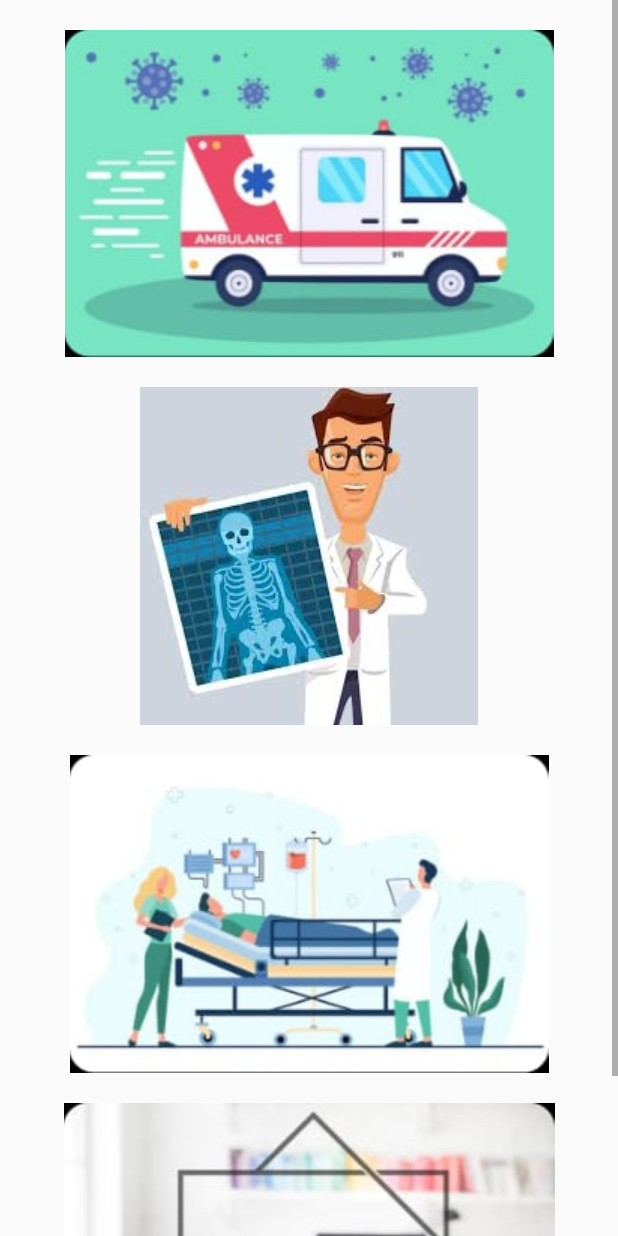
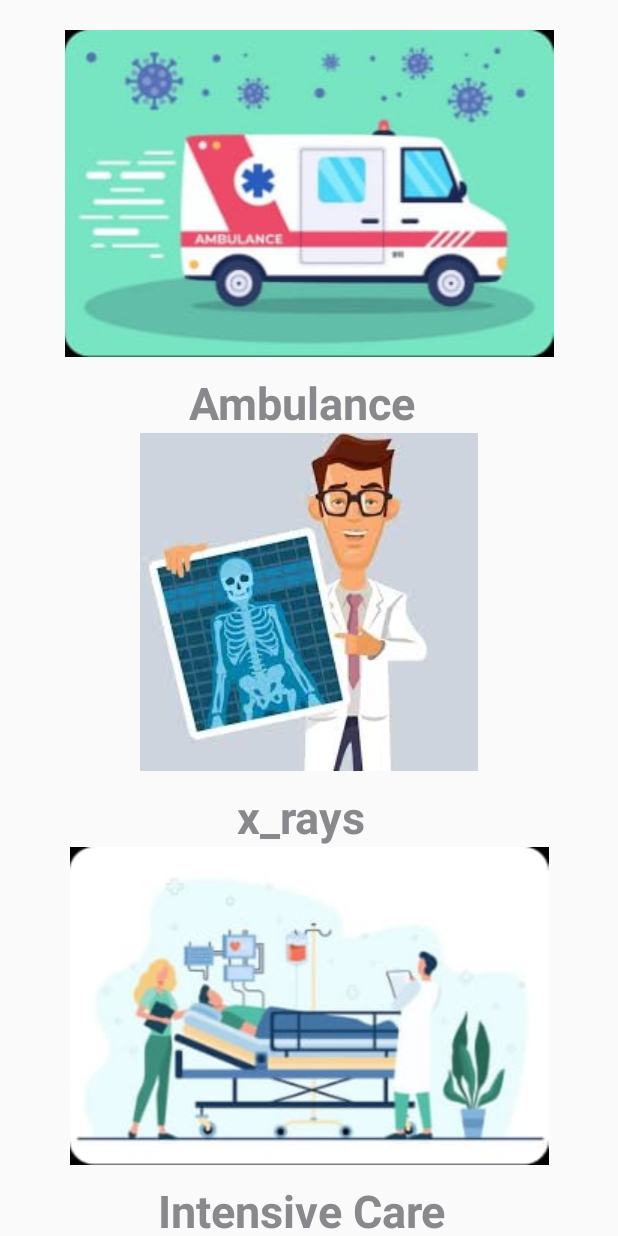
Before and after one commit to sa2961999/hospitality, an Android app: the layout activity_home.xml on its own in the app's theme, with its tools: preview values and no code run, on a phone screen of 412 x 824 dp. Run offline under Robolectric (Android 15) with nearby library versions, the phone set to English and light mode, and no system bars.

```diff
--- a/app/src/main/java/com/example/hospital/user.java
+++ b/app/src/main/java/com/example/hospital/user.java
@@ -3,7 +3,7 @@ package com.example.hospital;
 public class user {
     public String firstname;
     public String lastname;
-     public String addess;
+     public String address;
      public String mobile;
 
     public user() {
@@ -12,7 +12,7 @@ public class user {
     public user(String firstname, String lastname, String mobile, String addess) {
         this.firstname = firstname;
         this.lastname = lastname;
-        this.addess = addess;
+        this.address = addess;
         this.mobile = mobile;
     }
 }
--- a/app/src/main/res/layout/activity_home.xml
+++ b/app/src/main/res/layout/activity_home.xml
@@ -1,43 +1,75 @@
 <?xml version="1.0" encoding="utf-8"?>
-<ScrollView xmlns:android="http://schemas.android.com/apk/res/android"
+<androidx.core.widget.NestedScrollView xmlns:android="http://schemas.android.com/apk/res/android"
     xmlns:app="http://schemas.android.com/apk/res-auto"
     xmlns:tools="http://schemas.android.com/tools"
     android:layout_width="match_parent"
     android:layout_height="match_parent"
-    tools:context=".ActivityHome">
+    tools:context=".HomeActivity">
+
     <LinearLayout
-    android:layout_width="match_parent"
-    android:layout_height="match_parent"
-android:orientation="vertical"
-    >
-    <ImageView
-        android:id="@+id/im_ambulance"
-        android:layout_width="match_parent"
-        android:layout_height="wrap_content"
-        android:src="@drawable/ambulance"
-        android:layout_marginTop="20dp"
-        />
-
-    <ImageView
-        android:id="@+id/im_xray"
         android:layout_width="match_parent"
         android:layout_height="wrap_content"
         android:layout_marginTop="20dp"
+        android:layout_marginBottom="20dp"
+        android:orientation="vertical">
+
+        <ImageView
+            android:id="@+id/iv_ambulance"
+            android:layout_width="match_parent"
+            android:layout_height="wrap_content"
+            android:src="@drawable/ambulance" />
+
+        <TextView
+            android:layout_width="match_parent"
+            android:layout_height="wrap_content"
+            android:layout_marginTop="10dp"
+            android:layout_marginEnd="10dp"
+            android:gravity="center"
+            android:text="Ambulance"
+            android:textColor="@color/gray"
+            android:textSize="30sp"
+            android:textStyle="bold" />
+
+
+        <ImageView
+            android:id="@+id/iv_xray"
+            android:layout_width="match_parent"
+            android:layout_height="wrap_content"
             android:src="@drawable/xray" />
 
-    <ImageView
-        android:id="@+id/im_inensive_care"
+        <TextView
             android:layout_width="match_parent"
             android:layout_height="wrap_content"
-        android:src="@drawable/intensive"
-        android:layout_marginTop="20dp"
-        />
+            android:layout_marginTop="10dp"
+            android:layout_marginEnd="10dp"
+            android:gravity="center"
+            android:text="x_rays"
+            android:textColor="@color/gray"
+            android:textSize="30sp"
+            android:textStyle="bold" />
+
         <ImageView
-        android:id="@+id/im_about"
+            android:id="@+id/iv_inensive_care"
             android:layout_width="match_parent"
             android:layout_height="wrap_content"
-        android:src="@drawable/aboutus"
-        android:layout_marginTop="20dp"
-        />
+            android:src="@drawable/intensive" />
+
+        <TextView
+            android:layout_width="match_parent"
+            android:layout_height="wrap_content"
+            android:layout_marginTop="10dp"
+            android:layout_marginEnd="10dp"
+            android:gravity="center"
+            android:text="Intensive Care"
+            android:textColor="@color/gray"
+            android:textSize="30sp"
+            android:textStyle="bold" />
+
+        <ImageView
+            android:id="@+id/iv_about"
+            android:layout_width="match_parent"
+            android:layout_height="wrap_content"
+            android:layout_marginBottom="50dp"
+            android:src="@drawable/aboutus" />
     </LinearLayout>
-</ScrollView>
+</androidx.core.widget.NestedScrollView>
--- a/app/src/main/res/layout/activity_login.xml
+++ b/app/src/main/res/layout/activity_login.xml
@@ -4,7 +4,7 @@
     xmlns:tools="http://schemas.android.com/tools"
     android:layout_width="match_parent"
     android:layout_height="match_parent"
-    tools:context=".ActivityLogin">
+    tools:context=".LoginActivity">
 
     <ImageView
         android:id="@+id/imageView"
@@ -22,7 +22,7 @@
         android:layout_width="match_parent"
         android:layout_height="wrap_content"
         android:layout_margin="10dp"
-        android:hint="@string/mobile"
+        android:hint="@string/address"
         app:layout_constraintEnd_toEndOf="parent"
         app:layout_constraintStart_toStartOf="parent"
         app:layout_constraintTop_toBottomOf="@id/imageView" />
--- a/app/src/main/res/layout/activity_register.xml
+++ b/app/src/main/res/layout/activity_register.xml
@@ -5,7 +5,7 @@
     android:layout_width="match_parent"
     android:layout_height="match_parent"
     android:orientation="vertical"
-    tools:context=".ActivityRegister">
+    tools:context=".RegisterActivity">
 
 
     <ImageView
@@ -58,7 +58,7 @@
         android:layout_margin="10dp"
         android:autofillHints=""
         android:hint="@string/password"
-        android:inputType="numberPassword" />
+        android:inputType="textPassword" />
 
     <Button
         android:id="@+id/bregister"
--- a/app/src/main/res/values/colors.xml
+++ b/app/src/main/res/values/colors.xml
@@ -6,5 +6,8 @@
     <color name="teal_200">#FF03DAC5</color>
     <color name="teal_700">#FF018786</color>
     <color name="black">#FF000000</color>
-    <color name="white">#FFFFFFFF</color>
+    <color name="white">#FFFFFF</color>
+    <color name="gray">#89898D</color>
+    <color name="blue">#013EA4</color>
+    <color name="red">#FFFF0404</color>
 </resources>
--- a/build.gradle
+++ b/build.gradle
@@ -5,8 +5,9 @@ buildscript {
         jcenter()
     }
     dependencies {
-        classpath 'com.android.tools.build:gradle:7.2.0'
+        classpath 'com.android.tools.build:gradle:7.2.1'
         classpath 'com.google.gms:google-services:4.3.10'
+        classpath 'com.google.android.libraries.mapsplatform.secrets-gradle-plugin:secrets-gradle-plugin:2.0.0'
 
         // NOTE: Do not place your application dependencies here; they belong
         // in the individual module build.gradle files
```
Also changed, not shown: app/build.gradle (+9 -0 lines), app/src/main/AndroidManifest.xml (+13 -5 lines), app/src/main/java/com/example/hospital/ActivityHome.java (deleted, +0 -48 lines), app/src/main/java/com/example/hospital/ActivityLogin.java (deleted, +0 -32 lines), app/src/main/java/com/example/hospital/ActivityRegister.java (deleted, +0 -75 lines), app/src/main/java/com/example/hospital/ActivitySplash.java (deleted, +0 -25 lines), app/src/main/res/drawable/ic_baseline_info_24.xml (added, +10 -0 lines), app/src/main/res/layout/toast_message.xml (added, +38 -0 lines), app/src/main/res/values/strings.xml (+7 -2 lines). Lines whose indentation alone changed are shown as unchanged.
